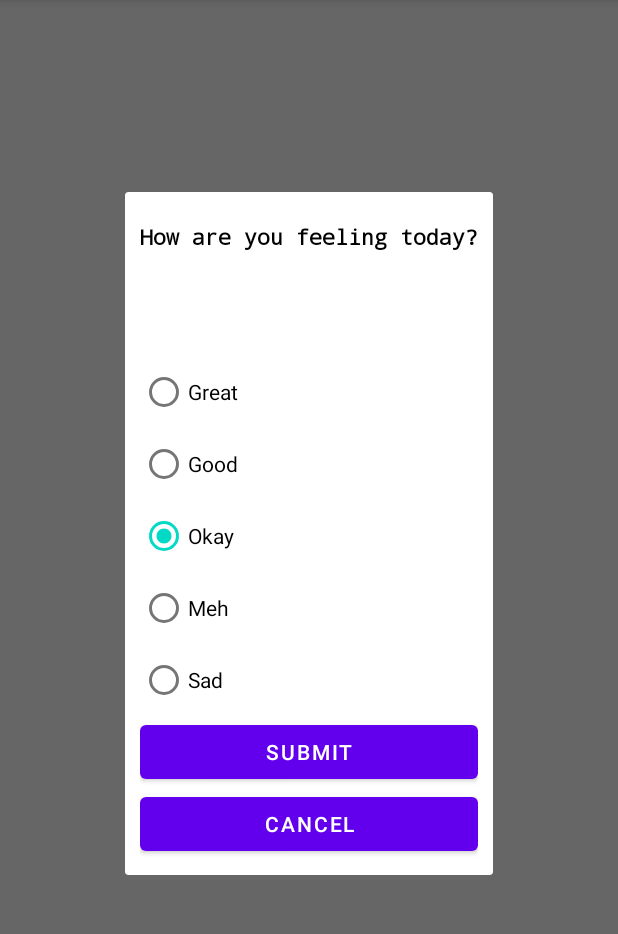
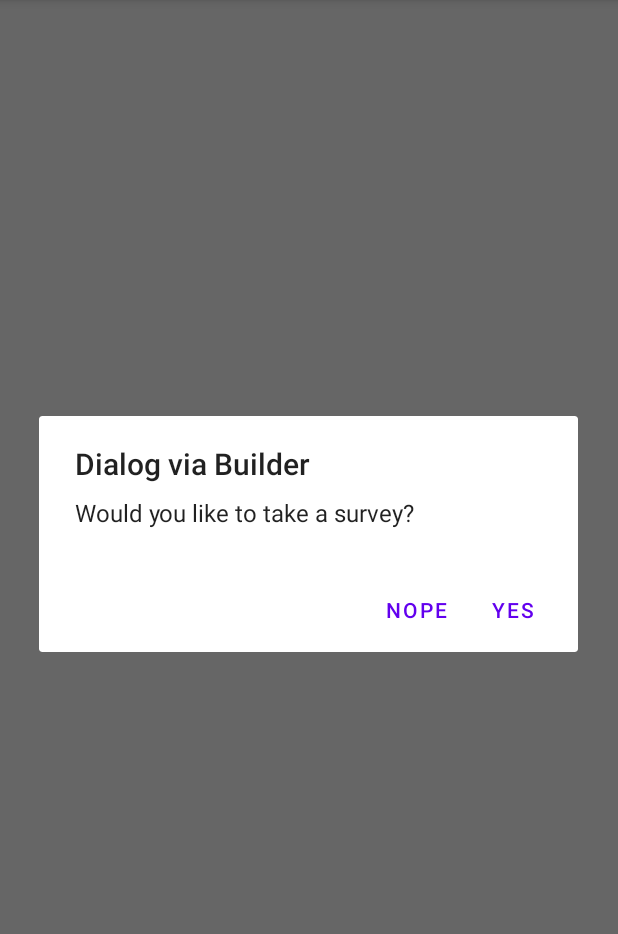
Before and after one commit to Vinge1718/DialogueRadioTest, an Android app: the screen it shows after launch (MainActivity), after a tap on "Mood Button", on a phone screen of 412 x 824 dp, the part 84-1018 px from its top. Run offline under Robolectric (Android 15) with nearby library versions, the phone set to English and light mode, and no system bars; our stand-ins replace ButterKnife.

Commit message:
added a builder to the project

```diff
--- a/app/src/main/java/com/example/dialoguetest/MoodDialogFragment.java
+++ b/app/src/main/java/com/example/dialoguetest/MoodDialogFragment.java
@@ -1,46 +1,40 @@
 package com.example.dialoguetest;
 
+import android.app.Dialog;
+import android.content.DialogInterface;
 import android.os.Bundle;
-import android.util.Log;
 import android.view.LayoutInflater;
 import android.view.View;
 import android.view.ViewGroup;
-import android.widget.Button;
-import android.widget.RadioButton;
-import android.widget.RadioGroup;
 
+import androidx.annotation.NonNull;
+import androidx.appcompat.app.AlertDialog;
 import androidx.fragment.app.DialogFragment;
 
 import java.util.Objects;
 
 public class MoodDialogFragment extends DialogFragment {
 
+    @NonNull
     @Override
-    public View onCreateView(LayoutInflater inflater, ViewGroup container, Bundle savedInstanceState) {
-        View rootView = inflater.inflate(R.layout.fragment_mood_dialog, container, false);
-        Objects.requireNonNull(getDialog()).setTitle("Simple Dialog");
+    public Dialog onCreateDialog(Bundle savedInstanceState) {
+        AlertDialog.Builder builder = new AlertDialog.Builder(Objects.requireNonNull(getActivity()));
+        builder.setTitle("Dialog via Builder");
+        builder.setMessage("Would you like to take a survey?");
 
-        Button cancelButton = (Button) rootView.findViewById(R.id.cancelButton);
-        Button submitButton = (Button) rootView.findViewById(R.id.submitButton);
-
-        cancelButton.setOnClickListener(new View.OnClickListener() {
+        builder.setPositiveButton("Yes", new DialogInterface.OnClickListener() {
             @Override
-            public void onClick(View v) {
+            public void onClick(DialogInterface dialog, int which) {
                 dismiss();
             }
         });
 
-        RadioGroup surveyRadioGroup = (RadioGroup) rootView.findViewById(R.id.moodRadioGroup); //pull group
-        int selectedId = surveyRadioGroup.getCheckedRadioButtonId(); //get selected ID
-        final RadioButton selectedRadioButton = (RadioButton) rootView.findViewById(selectedId); //get r button val via ID
-        submitButton.setOnClickListener(new View.OnClickListener() {
+        builder.setNegativeButton("Nope", new DialogInterface.OnClickListener() {
             @Override
-            public void onClick(View v) {
-                Log.d("testing", selectedRadioButton.getText().toString());
+            public void onClick(DialogInterface dialog, int which) {
                 dismiss();
             }
         });
-
-        return rootView;
+        return builder.create();
     }
 }
```
